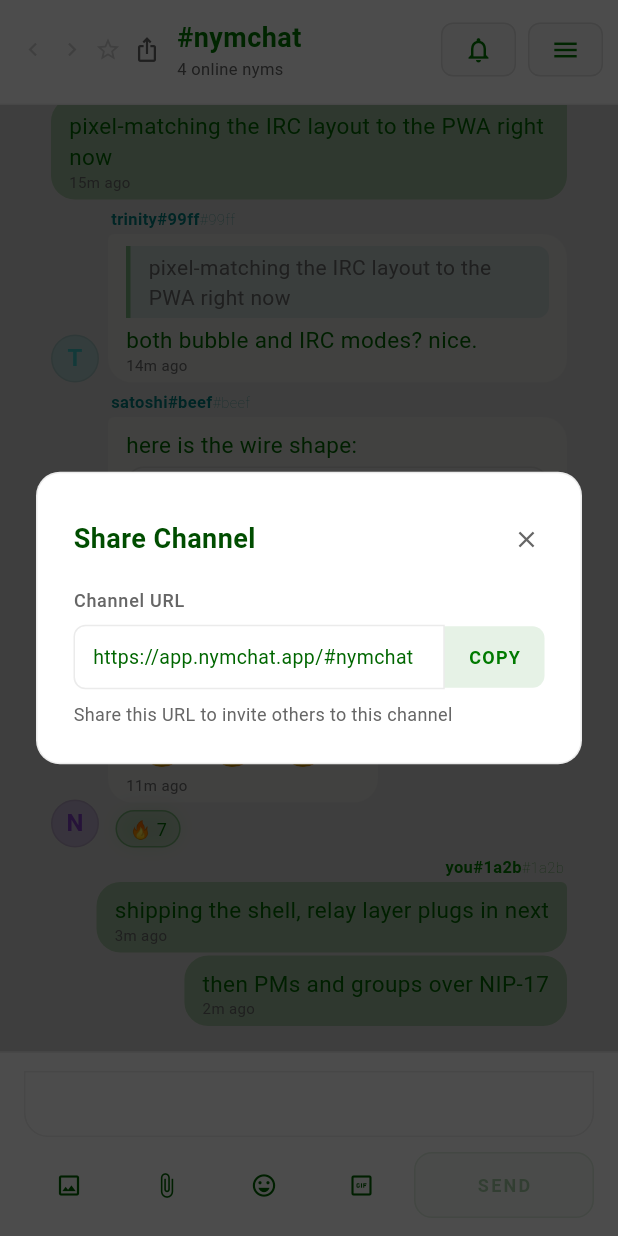
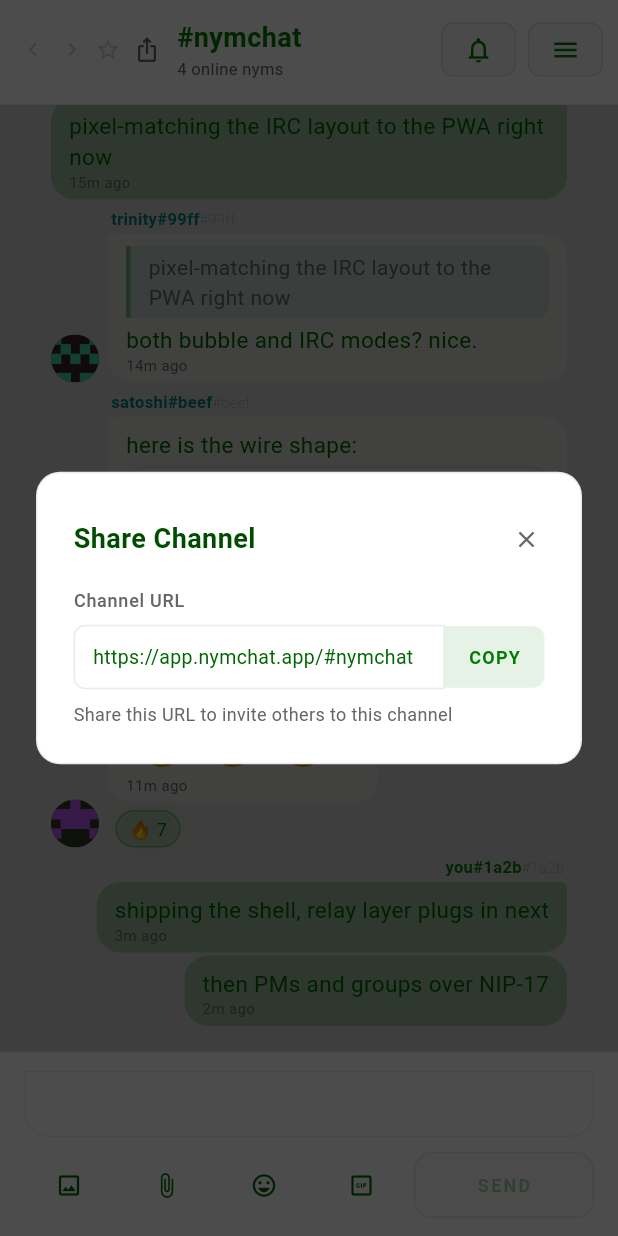
Before and after one commit to Spl0itable/flutter-app, a Flutter app: the HomeShell screen opened directly, after a tap on the "ios share" icon, on a phone screen of 412 x 824 dp. Run offline on Flutter 3.47's test engine with Material 3 defaults, Android fonts, the phone set to English and light mode, and no system bars; our stand-ins replace app_links, audioplayers, cached_network_image, convert, file_picker, flutter_local_notifications and 10 more; missing offline and left inert: bech32, bip340, cryptography, flutter_webrtc, pointycastle; accounts and stored records are empty.

Commit message:
Port exact PWA SVG identicon for default avatars; drop ASCII logo for clean wordmark
- NymAvatar fallback now renders the PWA's deterministic generateAvatarSvg
  identicon (FNV-1a → Mulberry32 → 5x5 mirrored grid, HSL fg + dark bg) instead
  of a single letter — matches the PWA byte-for-byte and stays visible in dark
  mode (carries its own opaque background).
- setup_modal: replaced the 6px ASCII-art logo (illegible on a phone) with the
  clean 'nymchat' wordmark; still taps through to Nostr login.

Co-Authored-By: Claude Opus 4.8 <noreply@anthropic.com>
Claude-Session: https://claude.ai/code/session_017n6fyrqLEP65N8y6VZr5X6

```diff
--- a/lib/features/identity/setup_modal.dart
+++ b/lib/features/identity/setup_modal.dart
@@ -23,22 +23,6 @@ TapGestureRecognizer _linkTap(String url) {
     ..onTap = () =>
         launchUrl(Uri.parse(url), mode: LaunchMode.externalApplication);
 }
-
-/// The "nymchat" ASCII-art logo, verbatim from index.html:1261-1271
-/// (`.setup-logo`, rendered at monospace 6px). A raw string keeps the literal
-/// backslashes; no `$` appears in the art.
-const String _kAsciiLogo = r'''
-                                            ##\                  ##\
-                                            ## |                 ## |
-#######\  ##\   ##\ ######\####\   #######\ #######\   ######\ ######\
-##  __##\ ## |  ## |##  _##  _##\ ##  _____|##  __##\  \____##\\_##  _|
-## |  ## |## |  ## |## / ## / ## |## /      ## |  ## | ####### | ## |
-## |  ## |## |  ## |## | ## | ## |## |      ## |  ## |##  __## | ## |##\
-## |  ## |\####### |## | ## | ## |\#######\ ## |  ## |\####### | \####  |
-\__|  \__| \____## |\__| \__| \__| \_______|\__|  \__| \_______|  \____/
-          ##\   ## |
-          \######  |
-           \______/''';
 
 /// First-run setup screen mirroring `#setupModal` (index.html 1257–1346).
 ///
@@ -263,17 +247,19 @@ class _SetupModalState extends ConsumerState<SetupModal> {
                   crossAxisAlignment: CrossAxisAlignment.stretch,
                   mainAxisSize: MainAxisSize.min,
                   children: [
-                    // The 9-line ASCII-art logo (index.html:1261-1271),
-                    // monospace 6px, centered, doubling as a login affordance.
+                    // The "nymchat" wordmark. The PWA's 6px ASCII-art logo is
+                    // illegible on a phone, so the native app shows a clean
+                    // wordmark instead; it still doubles as the login affordance.
                     GestureDetector(
                       onTap: _login,
                       child: Text(
-                        _kAsciiLogo,
+                        'nymchat',
                         textAlign: TextAlign.center,
                         style: TextStyle(
                           color: c.primary,
-                          fontSize: 6,
-                          height: 1.0,
+                          fontSize: 30,
+                          fontWeight: FontWeight.w800,
+                          letterSpacing: 2,
                           fontFamily: 'monospace',
                         ),
                       ),
--- a/lib/widgets/common/nym_avatar.dart
+++ b/lib/widgets/common/nym_avatar.dart
@@ -1,7 +1,6 @@
 import 'package:cached_network_image/cached_network_image.dart';
 import 'package:flutter/material.dart';
 
-import '../../core/theme/nym_colors.dart';
 import '../../models/user.dart';
 import '../../services/api/api_client.dart';
 
@@ -80,39 +79,88 @@ class NymAvatar extends StatelessWidget {
     );
   }
 
-  /// The generated identicon fallback (unchanged behavior).
+  /// The generated identicon fallback — a 1:1 port of the PWA's
+  /// `generateAvatarSvg` (users.js:318): an FNV-1a hash of the seed seeds a
+  /// Mulberry32 PRNG that picks an HSL foreground + complementary dark
+  /// background and fills a 5×5 horizontally-mirrored cell grid. Deterministic
+  /// per seed, so it matches the PWA byte-for-byte and is clearly visible in
+  /// both light and dark themes (it carries its own opaque background).
   Widget _identicon(BuildContext context) {
-    final c = context.nym;
-    final hue = (seed.hashCode % 360).toDouble().abs();
-    final tint = HSLColor.fromAHSL(1, hue, 0.5, 0.5).toColor();
-    final glyph = (label ?? _initial(seed)).toUpperCase();
-    return Container(
-      width: size,
-      height: size,
-      alignment: Alignment.center,
-      decoration: BoxDecoration(
-        color: tint.withValues(alpha: 0.25),
-        shape: BoxShape.circle,
-        border: Border.all(color: c.glassBorder, width: 1),
-      ),
-      child: Text(
-        glyph,
-        style: TextStyle(
-          color: tint,
-          fontSize: size * 0.5,
-          fontWeight: FontWeight.w700,
-          height: 1,
-        ),
+    return ClipOval(
+      child: CustomPaint(
+        size: Size(size, size),
+        painter: _IdenticonPainter(seed),
       ),
     );
   }
+}
 
-  String _initial(String s) {
-    for (final ch in s.split('')) {
-      if (ch != '#' && ch.trim().isNotEmpty) return ch;
+/// Paints the deterministic identicon described by [NymAvatar._identicon].
+class _IdenticonPainter extends CustomPainter {
+  _IdenticonPainter(this.seed);
+
+  final String seed;
+
+  /// 32-bit truncated multiply (JS `Math.imul`). The low 32 bits survive Dart's
+  /// 64-bit wrap, so `& 0xFFFFFFFF` reproduces it exactly on native.
+  static int _imul(int a, int b) => (a * b) & 0xFFFFFFFF;
+
+  @override
+  void paint(Canvas canvas, Size size) {
+    final key = seed;
+    // FNV-1a-ish 32-bit hash.
+    var h = 2166136261;
+    for (var i = 0; i < key.length; i++) {
+      h ^= key.codeUnitAt(i);
+      h = _imul(h, 16777619);
     }
-    return '?';
+    var s = h == 0 ? 1 : h;
+    double rand() {
+      s = (s + 0x6D2B79F5) & 0xFFFFFFFF;
+      var t = _imul(s ^ (s >>> 15), 1 | s);
+      t = ((t + _imul(t ^ (t >>> 7), 61 | t)) ^ t) & 0xFFFFFFFF;
+      return ((t ^ (t >>> 14)) & 0xFFFFFFFF) / 4294967296.0;
+    }
+
+    final hue = (rand() * 360).floor();
+    final sat = 60 + (rand() * 25).floor();
+    final light = 50 + (rand() * 15).floor();
+    final fg = HSLColor.fromAHSL(1, hue.toDouble(), sat / 100, light / 100)
+        .toColor();
+    final bgHue = (hue + 180) % 360;
+    final bg =
+        HSLColor.fromAHSL(1, bgHue.toDouble(), 0.25, 0.18).toColor();
+
+    // Background fill.
+    canvas.drawRect(Offset.zero & size, Paint()..color = bg);
+
+    // 5×5 grid, mirrored horizontally; the 80px SVG viewBox scales to [size].
+    const cols = 5;
+    const rows = 5;
+    const half = 3; // ceil(cols / 2)
+    final cell = size.width / cols;
+    final fgPaint = Paint()..color = fg;
+    for (var y = 0; y < rows; y++) {
+      for (var x = 0; x < half; x++) {
+        if (rand() < 0.5) {
+          canvas.drawRect(
+            Rect.fromLTWH(x * cell, y * cell, cell + 0.5, cell + 0.5),
+            fgPaint,
+          );
+          final mirror = cols - 1 - x;
+          if (mirror != x) {
+            canvas.drawRect(
+              Rect.fromLTWH(mirror * cell, y * cell, cell + 0.5, cell + 0.5),
+              fgPaint,
+            );
+          }
+        }
+      }
+    }
   }
+
+  @override
+  bool shouldRepaint(covariant _IdenticonPainter old) => old.seed != seed;
 }
 
 /// 6×6 round status dot (docs/specs/02 §5.3 user-item dot).
```
